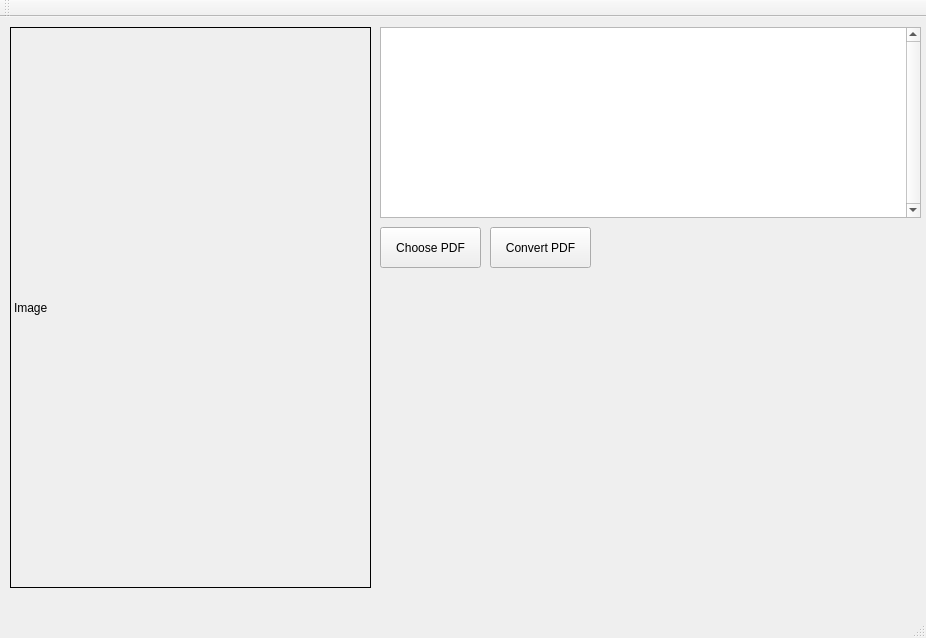
Old version of the form mainwindow.ui in the repository LemuelKL/Bubble-Sheet-OMR-OpenCV-Qt.
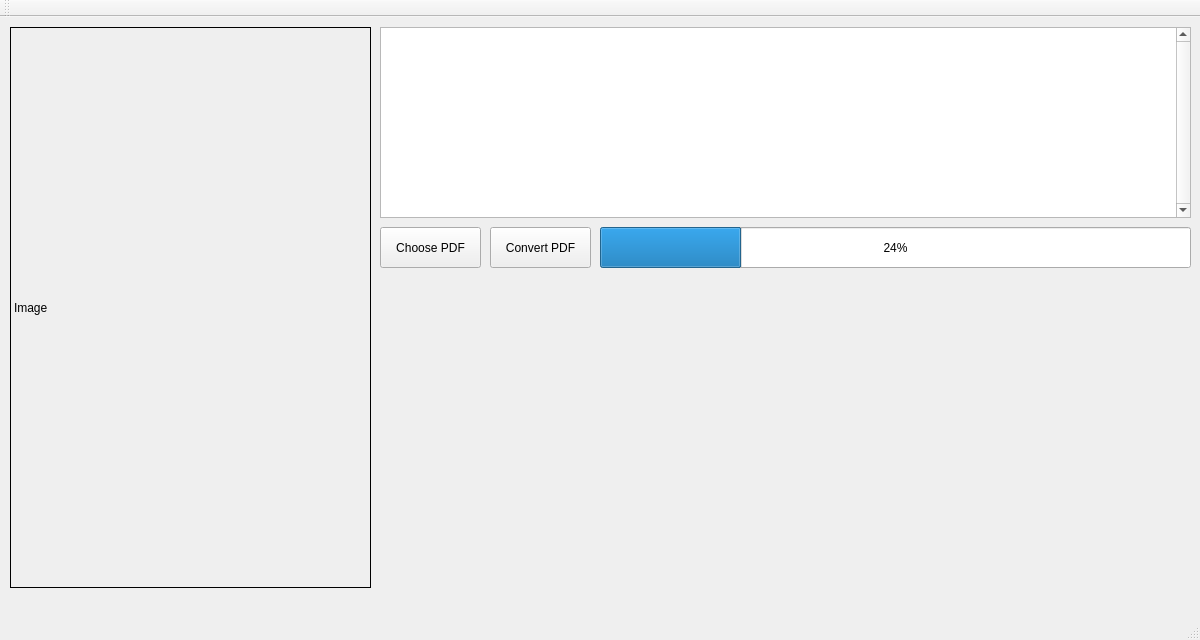
New version of the form.

Diff of the .ui file:
```diff
--- a/mainwindow.ui
+++ b/mainwindow.ui
@@ -6,8 +6,8 @@
    <rect>
     <x>0</x>
     <y>0</y>
-    <width>926</width>
-    <height>638</height>
+    <width>1200</width>
+    <height>640</height>
    </rect>
   </property>
   <property name="windowTitle">
@@ -82,7 +82,7 @@
      <rect>
       <x>380</x>
       <y>10</y>
-      <width>541</width>
+      <width>811</width>
       <height>191</height>
      </rect>
     </property>
@@ -105,6 +105,19 @@
      <enum>QTextEdit::NoWrap</enum>
     </property>
    </widget>
+   <widget class="QProgressBar" name="progressBar_Pdf2Img">
+    <property name="geometry">
+     <rect>
+      <x>600</x>
+      <y>210</y>
+      <width>591</width>
+      <height>41</height>
+     </rect>
+    </property>
+    <property name="value">
+     <number>24</number>
+    </property>
+   </widget>
   </widget>
   <widget class="QMenuBar" name="menuBar">
    <property name="geometry">
```
Left out of the diff: 2 changed lines with no effect on the pictures.
